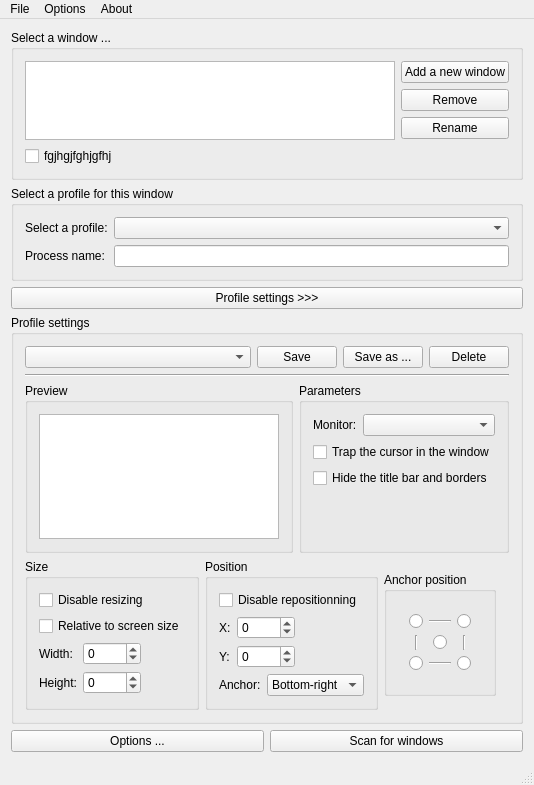
This is FullScreenWindow/fullscreenwindow.ui in Miow/FullScreenWindow as Qt 5 draws it before an edit. The edited form follows.
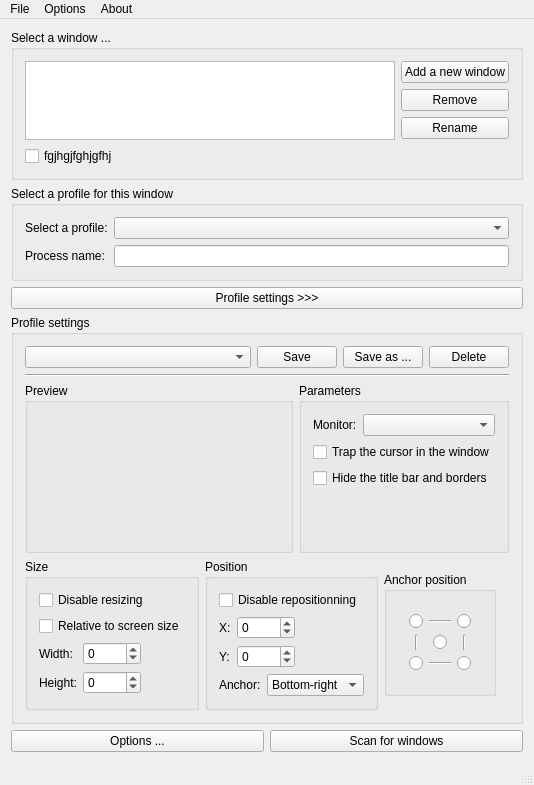
This is the edited form.

```diff
--- a/FullScreenWindow/fullscreenwindow.ui
+++ b/FullScreenWindow/fullscreenwindow.ui
@@ -6,7 +6,7 @@
    <rect>
     <x>0</x>
     <y>0</y>
-    <width>494</width>
+    <width>496</width>
     <height>749</height>
    </rect>
   </property>
@@ -171,8 +171,8 @@
                 </property>
                 <property name="minimumSize">
                  <size>
-                  <width>0</width>
-                  <height>0</height>
+                  <width>240</width>
+                  <height>125</height>
                  </size>
                 </property>
                 <property name="maximumSize">
@@ -190,6 +190,9 @@
                 <property name="acceptDrops">
                  <bool>false</bool>
                 </property>
+                <property name="styleSheet">
+                 <string notr="true">background: transparent</string>
+                </property>
                </widget>
               </item>
              </layout>
```
Left out of the diff: 6 changed lines with no effect on the pictures.
